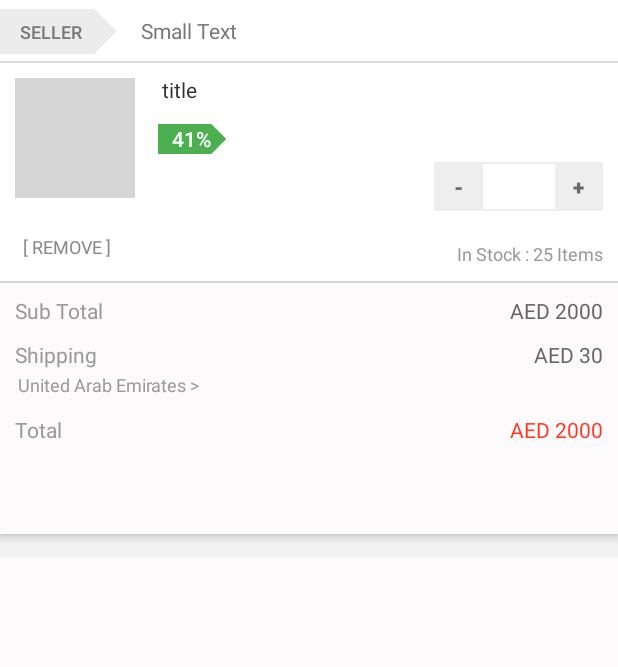
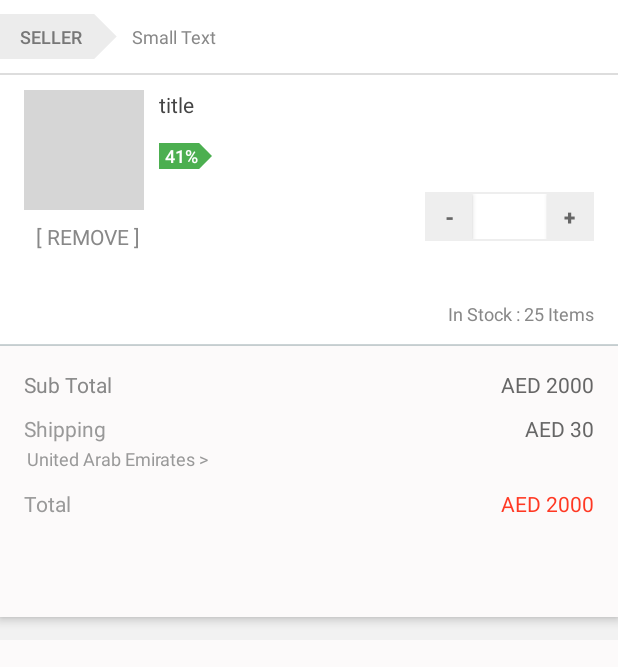
Before and after one commit to mohsinhussain/AwokAndroidApp, an Android app: the layout checkoutlayout.xml on its own in the app's theme, with its tools: preview values and no code run, on a phone screen of 412 x 824 dp. Shown: the top 667 px of the screen. Run offline under Robolectric (Android 15) with nearby library versions, the light colour scheme and no system bars; network calls fail; grey boxes are pictures that could not be loaded.

Commit message:
More design fixes implemented til cart

```diff
--- a/app/src/main/java/com/awok/moshin/awok/Activities/CheckOutActivity.java
+++ b/app/src/main/java/com/awok/moshin/awok/Activities/CheckOutActivity.java
@@ -246,6 +246,7 @@ public class CheckOutActivity extends AppCompatActivity {
             }
         });
 
+        b.setTransformationMethod(null);
 
     }
 
@@ -576,9 +577,10 @@ public class CheckOutActivity extends AppCompatActivity {
                     String total=jsonObjectData.getJSONObject("data").getString("total");
                     String shipping=jsonObjectData.getJSONObject("data").getString("shipping");
                     ab.setTitle("Shopping Cart ("+totalItems+")");
+                    ab.setHomeAsUpIndicator(R.drawable.back_button);
                     itemsCount.setText(totalItems);
                     subTotalText.setText("AED "+subtotal);
-                    totalText.setText(total);
+                    totalText.setText("AED "+total);
                     if (shipping.equals("0"))
                     {
                         shippingText.setText("FREE");
--- a/app/src/main/java/com/awok/moshin/awok/Activities/ProductDetailsActivity.java
+++ b/app/src/main/java/com/awok/moshin/awok/Activities/ProductDetailsActivity.java
@@ -134,6 +134,7 @@ public class ProductDetailsActivity extends AppCompatActivity implements SearchV
         //productD.setName("COOL");
         //productDetails.setName("COLD");
         buyNow=(Button)findViewById(R.id.prod_buyNow);
+        buyNow.setTransformationMethod(null);
         buyNow.setOnClickListener(new View.OnClickListener() {
             @Override
             public void onClick(View v) {
--- a/app/src/main/res/layout/checkoutlayout.xml
+++ b/app/src/main/res/layout/checkoutlayout.xml
@@ -20,14 +20,14 @@
     android:orientation="vertical"
     android:layout_height="wrap_content">
     <LinearLayout
-
         android:layout_width="match_parent"
         android:layout_height="wrap_content"
+        android:gravity="center_vertical"
         android:orientation="horizontal">
 
         <Button
-            android:layout_marginTop="5dp"
-            android:layout_marginBottom="5dp"
+            android:layout_marginTop="9dp"
+            android:layout_marginBottom="9dp"
             android:id="@+id/sellerLabel"
             style="?android:attr/borderlessButtonStyle"
             android:paddingRight="20dp"
@@ -44,15 +44,12 @@
 
         <TextView
             android:layout_width="wrap_content"
-            android:layout_height="match_parent"
-            android:textAppearance="?android:attr/textAppearanceSmall"
+            android:textSize="12sp"
             android:text="Small Text"
-            android:padding="5dp"
             android:gravity="center"
-            android:textColor="#777777"
-            android:layout_alignLeft="@+id/OverViewTitle"
+            android:textColor="@color/light_gray"
+            android:layout_height="wrap_content"
             android:id="@+id/sellerNameText"
-            android:layout_below="@+id/OverViewTitle"
 
              />
 
@@ -85,6 +82,9 @@
         <FrameLayout
             android:layout_width="wrap_content"
             android:layout_height="wrap_content"
+            android:layout_marginLeft="16dp"
+            android:layout_marginTop="10dp"
+            android:layout_marginRight="10dp"
             android:id="@+id/imageHolderLayout"
             android:layout_below="@+id/sellerDivider" >
 
@@ -102,12 +102,7 @@
                 android:layout_height="80dp"
                 android:id="@+id/mainImg"
                 android:src="@drawable/test"
-                android:scaleType="fitCenter"
-                android:padding="4dp"
-                android:layout_marginLeft="10dp"
-                android:layout_marginBottom="10dp"
-                android:layout_marginRight="10dp"
-                android:layout_marginTop="10dp" />
+                android:scaleType="fitCenter"/>
         </FrameLayout>
 
 
@@ -125,15 +120,14 @@
 
         <TextView
             android:id="@+id/OverViewTitle"
-
             android:layout_width="match_parent"
             android:layout_height="wrap_content"
             android:maxLines="3"
-            android:padding="8dp"
             android:text="title"
-            android:textColor="#333333"
-
-            android:textAppearance="?android:attr/textAppearanceSmall"
+            android:textColor="@color/normal_text"
+            android:textSize="14sp"
+            android:layout_marginRight="16dp"
+            android:layout_marginBottom="16dp"
             android:layout_alignTop="@+id/imageHolderLayout"
             android:layout_toRightOf="@+id/imageHolderLayout"
 
@@ -141,7 +135,7 @@
 
         <LinearLayout
             android:id="@+id/priceLay"
-            android:layout_marginRight="10dp"
+            android:layout_marginRight="16dp"
             android:layout_width="wrap_content"
             android:layout_height="wrap_content"
             android:orientation="horizontal"
@@ -153,13 +147,12 @@
                 android:id="@+id/overviewText"
                 android:layout_width="wrap_content"
                 android:layout_height="wrap_content"
-android:layout_weight="1"
+                android:layout_weight="1"
                 android:gravity="bottom"
-                android:textAppearance="?android:attr/textAppearanceSmall"
+                android:textSize="12sp"
+                android:layout_marginRight="5dp"
                 android:text=""
-                android:textColor="#999999"
-
-
+                android:textColor="@color/light_gray"
                 android:layout_alignBottom="@+id/sellerLabelText"
                 android:layout_toLeftOf="@+id/quantity"
                 />
@@ -168,16 +161,10 @@ android:layout_weight="1"
             android:id="@+id/newPrice"
             android:layout_width="wrap_content"
             android:layout_height="wrap_content"
-            android:layout_marginLeft="10dp"
-android:layout_alignParentRight="true"
-            android:layout_marginRight="5dp"
-
-
-
-
-            android:textAppearance="?android:attr/textAppearanceSmall"
+            android:layout_alignParentRight="true"
+            android:textSize="12sp"
             android:text=""
-            android:textColor="#ff3823"
+            android:textColor="@color/red_base"
 
 
             android:layout_alignTop="@+id/overviewText"
@@ -186,6 +173,7 @@ android:layout_alignParentRight="true"
         <LinearLayout
             android:id="@+id/quantity_count"
             android:background="#eeeeee"
+            android:layout_marginTop="15dp"
             android:layout_below="@+id/sellerLabelText"
             android:layout_alignRight="@+id/priceLay"
             android:layout_alignEnd="@+id/priceLay"
@@ -279,54 +267,48 @@ android:visibility="gone"
 
         <TextView
             android:layout_width="wrap_content"
-            android:paddingTop="10dp"
-            android:paddingBottom="10dp"
             android:layout_height="wrap_content"
-            android:textAppearance="?android:attr/textAppearanceSmall"
+            android:layout_marginBottom="12dp"
             android:text="In Stock : 25 Items"
             android:gravity="center_vertical"
-
-
             android:id="@+id/stock"
             android:textSize="12dp"
-            android:textColor="#999999"
-            android:layout_marginTop="10dp"
+            android:textColor="@color/light_gray"
+            android:layout_marginTop="40dp"
 
             android:layout_below="@+id/quantity_count"
             android:layout_alignRight="@+id/quantity_count"
             android:layout_alignEnd="@+id/quantity_count" />
 
         <Button
-            android:paddingLeft="4dp"
             android:id="@+id/sellerLabelText"
             android:layout_below="@+id/OverViewTitle"
             android:layout_alignLeft="@+id/OverViewTitle"
-            android:paddingRight="20dp"
             android:background="@drawable/custom_background_green"
-            android:layout_width="60dp"
+            android:layout_width="36dp"
             style="?android:attr/borderlessButtonStyle"
-            android:layout_height="20dp"
+            android:layout_height="17dp"
             android:text="@string/discount"
             android:maxHeight="0dp"
             android:textColor="#ffffff"
-            android:gravity="center"
-
-            android:textSize="14dp"
-            android:layout_margin="5dp"
+            android:paddingLeft="4dp"
+            android:gravity="left|center_vertical"
+            android:textSize="12dp"
             />
 
         <TextView
-            android:layout_marginLeft="10dp"
-            android:padding="5dp"
+            android:layout_marginLeft="8dp"
+            android:paddingTop="8dp"
+            android:paddingBottom="8dp"
             android:layout_width="wrap_content"
             android:layout_height="wrap_content"
-            android:textSize="12dp"
+            android:textSize="14dp"
             android:text="[ REMOVE ]"
-            android:textColor="#888888"
+            android:textColor="@color/light_gray"
             android:id="@+id/remove"
-            android:layout_alignTop="@+id/stock"
-            android:layout_toRightOf="@+id/totalPrice"
-            android:layout_toEndOf="@+id/totalPrice" />
+            android:layout_alignLeft="@+id/imageHolderLayout"
+            android:layout_alignRight="@+id/imageHolderLayout"
+            android:layout_below="@+id/imageHolderLayout"/>
 
         <!--<TextView
             android:layout_width="wrap_content"
@@ -457,11 +439,17 @@ android:background="#fcfafa"
 
     android:layout_height="match_parent">
 
-
+    <View
+        android:id="@+id/borderLayuot"
+        android:layout_width="match_parent"
+        android:layout_height="1dp"
+        android:background="@color/edittext_color"/>
 
 <RelativeLayout
     android:id="@+id/additionLay"
     android:elevation="4dp"
+    android:padding="16dp"
+    android:layout_below="@+id/borderLayuot"
     android:background="#fcfafa"
     android:layout_width="match_parent"
     android:layout_height="wrap_content">
@@ -470,18 +458,14 @@ android:background="#fcfafa"
 
 
 
-    <View
-        android:layout_width="match_parent"
-        android:layout_height="1dp"
-        android:background="@color/edittext_color"/>
+
 
 <LinearLayout
     android:id="@+id/subtotalLay"
-
     android:layout_width="match_parent"
     android:layout_height="wrap_content"
-    android:padding="10dp"
-    android:orientation="horizontal">
+    android:orientation="horizontal"
+    android:layout_marginBottom="10dp">
 
 
 
@@ -490,8 +474,9 @@ android:background="#fcfafa"
 
     <TextView
         android:text="Sub Total"
-        android:textColor="#999999"
+        android:textColor="@color/light_gray"
         android:layout_weight="1"
+        android:textSize="14sp"
         android:layout_width="wrap_content"
         android:layout_height="wrap_content" />
 
@@ -502,6 +487,7 @@ android:background="#fcfafa"
         android:layout_weight="1"
         android:textColor="#666666"
         android:gravity="right"
+        android:textSize="14sp"
         android:layout_width="wrap_content"
         android:layout_height="wrap_content" />
 
@@ -513,12 +499,10 @@ android:background="#fcfafa"
     <LinearLayout
         android:id="@+id/shipLay"
         android:layout_below="@+id/subtotalLay"
-
         android:layout_width="match_parent"
         android:layout_height="wrap_content"
-        android:paddingRight="10dp"
-        android:paddingLeft="10dp"
-        android:orientation="horizontal">
+        android:orientation="horizontal"
+        android:layout_marginBottom="10dp">
 
 
 
@@ -533,6 +517,7 @@ android:background="#fcfafa"
         <TextView
             android:text="Shipping"
             android:textColor="#999999"
+            android:textSize="14sp"
             android:layout_width="wrap_content"
             android:layout_height="wrap_content" />
 
@@ -540,7 +525,7 @@ android:background="#fcfafa"
     <TextView
         android:text="United Arab Emirates >"
         android:padding="2dp"
-        android:textSize="12dp"
+        android:textSize="12sp"
         android:textColor="#999999"
         android:layout_width="wrap_content"
         android:layout_height="wrap_content" />
@@ -551,6 +536,7 @@ android:background="#fcfafa"
             android:text="AED 30"
             android:layout_weight="1"
             android:gravity="right"
+            android:textSize="14sp"
             android:textColor="#666666"
             android:layout_width="wrap_content"
             android:layout_height="wrap_content" />
@@ -563,14 +549,10 @@ android:background="#fcfafa"
 
 
     <LinearLayout
-        android:layout_marginBottom="10dp"
-            android:layout_below="@+id/shipLay"
+        android:layout_below="@+id/shipLay"
         android:id="@+id/totalLay"
-        android:layout_marginTop="10dp"
         android:layout_width="match_parent"
         android:layout_height="wrap_content"
-        android:paddingRight="10dp"
-        android:paddingLeft="10dp"
         android:orientation="horizontal">
 
 
@@ -594,6 +576,7 @@ android:background="#fcfafa"
             android:paddingBottom="5dp"
             android:layout_weight="1"
             android:gravity="right"
+            android:textSize="14sp"
             android:layout_width="wrap_content"
             android:layout_height="wrap_content" />
 
--- a/app/src/main/res/layout/fragment_store_rating.xml
+++ b/app/src/main/res/layout/fragment_store_rating.xml
@@ -87,6 +87,9 @@
             android:numStars="5"
             android:rating="2.0"
             android:stepSize="1.0"
+            android:progressTint="@color/rating_bar"
+            android:backgroundTint="@color/rating_bar"
+            android:secondaryProgressTint="@color/rating_bar"
             android:layout_marginTop="12dp"
             android:layout_marginLeft="8dp"
             android:layout_below="@+id/main_content"
--- a/app/src/main/res/layout/product_body_content.xml
+++ b/app/src/main/res/layout/product_body_content.xml
@@ -174,6 +174,9 @@
                         android:layout_width="wrap_content"
                         android:layout_height="wrap_content"
                         android:numStars="5"
+                        android:progressTint="@color/rating_bar"
+                        android:backgroundTint="@color/rating_bar"
+                        android:secondaryProgressTint="@color/rating_bar"
                         android:rating="2.0"
                         android:stepSize="1.0" />
 
--- a/app/src/main/res/layout/product_overview_rating.xml
+++ b/app/src/main/res/layout/product_overview_rating.xml
@@ -9,6 +9,9 @@
         android:layout_width="wrap_content"
         android:layout_height="wrap_content"
         android:numStars="5"
+        android:progressTint="@color/rating_bar"
+        android:backgroundTint="@color/rating_bar"
+        android:secondaryProgressTint="@color/rating_bar"
         android:rating="2.0"
         android:stepSize="1.0" />
 
--- a/app/src/main/res/layout/store_rating_layout.xml
+++ b/app/src/main/res/layout/store_rating_layout.xml
@@ -35,6 +35,9 @@ android:paddingTop="5dp"
         android:numStars="5"
         android:rating="2.0"
         android:stepSize="1.0"
+        android:progressTint="@color/rating_bar"
+        android:backgroundTint="@color/rating_bar"
+        android:secondaryProgressTint="@color/rating_bar"
         android:layout_alignBottom="@+id/name"
         android:layout_toRightOf="@+id/name"
         android:layout_toEndOf="@+id/name"
--- a/app/src/main/res/values/colors.xml
+++ b/app/src/main/res/values/colors.xml
@@ -15,7 +15,7 @@
     <color name="dialog_bg">#f5f5f5</color>
     <color name="dialog_button_yes">#e64a19</color>
     <color name="dialog_button_cancel">#666666</color>
-
+    <color name="rating_bar">#ffcd00</color>
     <color name="tab_background">#FFFFFF</color>
 
     <color name="gray_background">#555555</color>
--- a/app/src/main/res/values/strings.xml
+++ b/app/src/main/res/values/strings.xml
@@ -33,6 +33,7 @@
     <string name="address_2">Add New Address</string>
     <string name="profile_picture">Profile Picture</string>
 
+    <string name="buy_now">BUY NOW</string>
 
     <string name="login">LOGIN</string>
     <string name="enter_password_to_login">Please enter your password to login.</string>
--- a/app/src/main/res/values/styles.xml
+++ b/app/src/main/res/values/styles.xml
@@ -37,10 +37,16 @@
              overflow icon (three vertical dots) -->
         <item name="android:textColorSecondary">@color/abc_secondary_text_material_light</item>
 
+        <item name="buttonStyle">@style/My.Button</item>
+
         <!-- This would set the toolbar's background color,
               but setting this also changes the popup menu's background,
               even if we define popupTheme for our <Toolbar> -->
         <!-- <item name="android:background">@color/color_primary</item> -->
+    </style>
+
+    <style name="My.Button" parent="Widget.AppCompat.Button">
+        <item name="android:textAllCaps">false</item>
     </style>
 
     <!--<style name="StarRatingBar" parent="@android:style/Widget.RatingBar">
```
Also changed, not shown: app/src/main/java/com/awok/moshin/awok/Fragments/ProductOverViewFragment.java (+9 -9 lines), app/src/main/res/layout/activity_checkout.xml (+43 -155 lines), app/src/main/res/layout/product_details.xml (+21 -28 lines).
